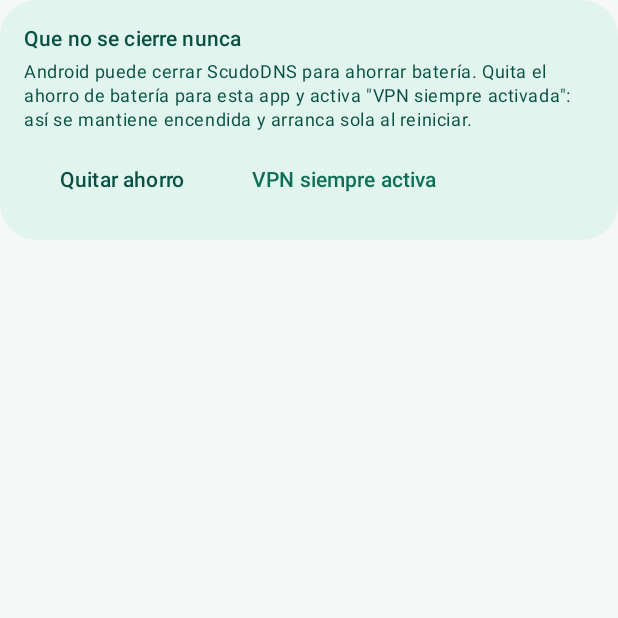
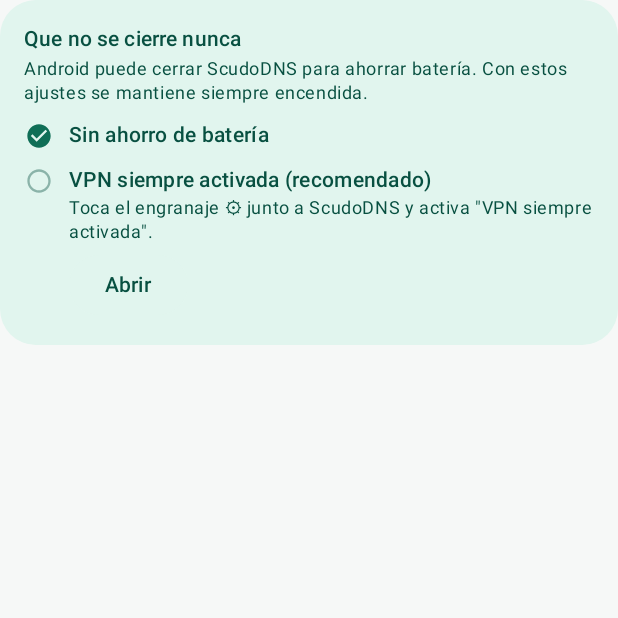
Before and after one commit to rehxio/ScudoDNS, an Android app built with Jetpack Compose: the composable KeepAliveCard shown on its own in the app's theme, on a phone screen of 412 x 824 dp, the top half of it. Run offline under Robolectric (Android 15) with nearby library versions, the phone set to English and light mode, and no system bars; network calls fail.

Commit message:
0.8.0: accesos directos para que no se cierre

```diff
--- a/app/build.gradle.kts
+++ b/app/build.gradle.kts
@@ -23,8 +23,8 @@ android {
         applicationId = "es.rehxio.scudo"
         minSdk = 26
         targetSdk = 35
-        versionCode = 9
-        versionName = "0.7.1"
+        versionCode = 10
+        versionName = "0.8.0"
 
         // Enlaces de "Acerca de". El de donaciones se configura en gradle.properties (scudo.donateUrl);
         // si está vacío, la sección de donativos no aparece en la app.
--- a/app/src/main/java/es/rehxio/scudo/ui/HomeTab.kt
+++ b/app/src/main/java/es/rehxio/scudo/ui/HomeTab.kt
@@ -87,7 +87,7 @@ fun HomeTab(vm: MainViewModel, onToggle: (Boolean) -> Unit, modifier: Modifier,
         item { StatusCard(running, total, stats, onToggle) }
         item { UpdateCard(vm) }
         privateDns?.let { name -> if (running) item { PrivateDnsWarning(name) } }
-        if (running && !keepAlive.batteryUnrestricted) item { KeepAliveCard() }
+        if (running && !keepAlive.complete) item { KeepAliveCard(keepAlive, onAutostartDone = vm::confirmAutostart) }
         if (running) item { DiagCard(diag) }
         item {
             Row(Modifier.padding(top = 14.dp, start = 4.dp, bottom = 2.dp), verticalAlignment = Alignment.Bottom) {
@@ -178,41 +178,6 @@ private fun StatusCard(running: Boolean, total: Int, stats: Triple<Long, Long, L
                     Text("${nf.format(failed)} consultas sin respuesta del DNS. Revisa los servidores en el botón DNS.",
                         style = MaterialTheme.typography.bodySmall)
                 }
-            }
-        }
-    }
-}
-
-/**
- * Pasos para que Android no cierre nunca la protección: quitar el ahorro de batería y
- * activar "VPN siempre activada". Desaparece sola cuando el ahorro de batería ya está quitado.
- */
-@Composable
-private fun KeepAliveCard() {
-    val cs = MaterialTheme.colorScheme
-    val ctx = LocalContext.current
-    fun open(intent: Intent) = runCatching { ctx.startActivity(intent.addFlags(Intent.FLAG_ACTIVITY_NEW_TASK)) }
-    Card(
-        shape = MaterialTheme.shapes.large,
-        colors = CardDefaults.cardColors(containerColor = cs.secondaryContainer, contentColor = cs.onSecondaryContainer),
-        modifier = Modifier.fillMaxWidth(),
-    ) {
-        Column(Modifier.padding(16.dp)) {
-            Text("Que no se cierre nunca", style = MaterialTheme.typography.titleSmall, fontWeight = FontWeight.SemiBold)
-            Spacer(Modifier.height(4.dp))
-            Text(
-                "Android puede cerrar ScudoDNS para ahorrar batería. Quita el ahorro de batería para esta app " +
-                    "y activa \"VPN siempre activada\": así se mantiene encendida y arranca sola al reiniciar." +
-                    if (Build.MANUFACTURER.equals("Xiaomi", ignoreCase = true))
-                        " En Xiaomi activa también Inicio automático en Ajustes → Apps → ScudoDNS." else "",
-                style = MaterialTheme.typography.bodySmall,
-            )
-            Spacer(Modifier.height(8.dp))
-            Row(horizontalArrangement = Arrangement.spacedBy(8.dp)) {
-                FilledTonalButton(onClick = {
-                    open(Intent(Settings.ACTION_REQUEST_IGNORE_BATTERY_OPTIMIZATIONS, Uri.parse("package:${ctx.packageName}")))
-                }) { Text("Quitar ahorro") }
-                TextButton(onClick = { open(Intent(Settings.ACTION_VPN_SETTINGS)) }) { Text("VPN siempre activa") }
             }
         }
     }
--- /dev/null
+++ b/app/src/main/java/es/rehxio/scudo/ui/KeepAliveCard.kt
@@ -0,0 +1,164 @@
+package es.rehxio.scudo.ui
+
+import android.content.ComponentName
+import android.content.Context
+import android.content.Intent
+import android.net.Uri
+import android.os.Build
+import android.provider.Settings
+import androidx.compose.foundation.layout.Arrangement
+import androidx.compose.foundation.layout.Column
+import androidx.compose.foundation.layout.Row
+import androidx.compose.foundation.layout.Spacer
+import androidx.compose.foundation.layout.fillMaxWidth
+import androidx.compose.foundation.layout.height
+import androidx.compose.foundation.layout.padding
+import androidx.compose.foundation.layout.size
+import androidx.compose.foundation.layout.width
+import androidx.compose.material.icons.Icons
+import androidx.compose.material.icons.filled.CheckCircle
+import androidx.compose.material.icons.outlined.Circle
+import androidx.compose.material3.Card
+import androidx.compose.material3.CardDefaults
+import androidx.compose.material3.FilledTonalButton
+import androidx.compose.material3.Icon
+import androidx.compose.material3.MaterialTheme
+import androidx.compose.material3.Text
+import androidx.compose.material3.TextButton
+import androidx.compose.runtime.Composable
+import androidx.compose.ui.Alignment
+import androidx.compose.ui.Modifier
+import androidx.compose.ui.platform.LocalContext
+import androidx.compose.ui.text.font.FontWeight
+import androidx.compose.ui.unit.dp
+
+/** Accesos directos a los ajustes del sistema que impiden que Android cierre la protección. */
+object SystemShortcuts {
+    val isXiaomi: Boolean
+        get() = Build.MANUFACTURER.equals("Xiaomi", ignoreCase = true) ||
+            Build.BRAND.lowercase() in setOf("xiaomi", "redmi", "poco")
+
+    /** Abre el primero de los ajustes que exista en este móvil. */
+    private fun openFirst(ctx: Context, vararg intents: Intent): Boolean {
+        for (i in intents) {
+            if (runCatching { ctx.startActivity(i.addFlags(Intent.FLAG_ACTIVITY_NEW_TASK)) }.isSuccess) return true
+        }
+        return false
+    }
+
+    private fun appDetails(ctx: Context) =
+        Intent(Settings.ACTION_APPLICATION_DETAILS_SETTINGS, Uri.parse("package:${ctx.packageName}"))
+
+    /** Diálogo de Android "¿Permitir que ScudoDNS se ejecute en segundo plano?", solo para esta app. */
+    fun battery(ctx: Context) = openFirst(
+        ctx,
+        Intent(Settings.ACTION_REQUEST_IGNORE_BATTERY_OPTIMIZATIONS, Uri.parse("package:${ctx.packageName}")),
+        appDetails(ctx),
+    )
+
+    /** Ahorro de batería propio de Xiaomi (HyperOS/MIUI), directamente en la ficha de ScudoDNS. */
+    fun xiaomiBattery(ctx: Context) = openFirst(
+        ctx,
+        Intent("miui.intent.action.HIDDEN_APPS_CONFIG_ACTIVITY")
+            .putExtra("package_name", ctx.packageName)
+            .putExtra("package_label", "ScudoDNS"),
+        appDetails(ctx),
+    )
+
+    /** En Xiaomi, la ficha de la app tiene el interruptor "Inicio automático" arriba del todo. */
+    fun xiaomiAutostart(ctx: Context) = openFirst(
+        ctx,
+        appDetails(ctx),
+        Intent().setComponent(ComponentName("com.miui.securitycenter",
+            "com.miui.permcenter.autostart.AutoStartManagementActivity")),
+    )
+
+    /** Lista de VPN de Android: Android no deja abrir directamente la ficha de una VPN concreta. */
+    fun vpn(ctx: Context) = openFirst(ctx, Intent(Settings.ACTION_VPN_SETTINGS), Intent(Settings.ACTION_WIRELESS_SETTINGS))
+}
+
+/**
+ * Lista de pasos para que la protección no se cierre nunca. Cada paso abre su ajuste
+ * y se marca como hecho en cuanto Android lo confirma (al volver a la app).
+ */
+@Composable
+fun KeepAliveCard(state: KeepAlive, onAutostartDone: () -> Unit) {
+    val cs = MaterialTheme.colorScheme
+    val ctx = LocalContext.current
+    Card(
+        shape = MaterialTheme.shapes.large,
+        colors = CardDefaults.cardColors(containerColor = cs.secondaryContainer, contentColor = cs.onSecondaryContainer),
+        modifier = Modifier.fillMaxWidth(),
+    ) {
+        Column(Modifier.padding(16.dp)) {
+            Text("Que no se cierre nunca", style = MaterialTheme.typography.titleSmall, fontWeight = FontWeight.SemiBold)
+            Spacer(Modifier.height(2.dp))
+            Text("Android puede cerrar ScudoDNS para ahorrar batería. Con estos ajustes se mantiene siempre encendida.",
+                style = MaterialTheme.typography.bodySmall)
+
+            Step(
+                done = state.batteryUnrestricted,
+                title = "Sin ahorro de batería",
+                hint = "Acepta el aviso para que ScudoDNS pueda funcionar en segundo plano.",
+                action = "Permitir",
+                onAction = { SystemShortcuts.battery(ctx) },
+                extra = if (state.isXiaomi) ("Ajuste de Xiaomi" to { SystemShortcuts.xiaomiBattery(ctx); Unit }) else null,
+            )
+            if (state.isXiaomi) Step(
+                done = state.autostartDone,
+                title = "Inicio automático",
+                hint = "Activa \"Inicio automático\" en la ficha de ScudoDNS y vuelve.",
+                action = "Abrir",
+                onAction = { SystemShortcuts.xiaomiAutostart(ctx) },
+                extra = "Ya lo he hecho" to onAutostartDone,
+            )
+            if (state.vpnAlwaysOn != null) Step(
+                done = state.vpnAlwaysOn,
+                title = "VPN siempre activada",
+                hint = "Toca el engranaje ⚙ junto a ScudoDNS y activa \"VPN siempre activada\".",
+                action = "Abrir",
+                onAction = { SystemShortcuts.vpn(ctx) },
+            ) else Step(
+                done = false,
+                title = "VPN siempre activada (recomendado)",
+                hint = "Toca el engranaje ⚙ junto a ScudoDNS y activa \"VPN siempre activada\".",
+                action = "Abrir",
+                onAction = { SystemShortcuts.vpn(ctx) },
+                unknown = true,
+            )
+        }
+    }
+}
+
+@Composable
+private fun Step(
+    done: Boolean,
+    title: String,
+    hint: String,
+    action: String,
+    onAction: () -> Unit,
+    extra: Pair<String, () -> Unit>? = null,
+    unknown: Boolean = false,
+) {
+    val cs = MaterialTheme.colorScheme
+    Spacer(Modifier.height(10.dp))
+    Row(verticalAlignment = Alignment.Top) {
+        Icon(
+            if (done) Icons.Filled.CheckCircle else Icons.Outlined.Circle, null,
+            Modifier.size(20.dp).padding(top = 1.dp),
+            tint = if (done) cs.primary else cs.onSecondaryContainer.copy(alpha = if (unknown) 0.4f else 0.7f),
+        )
+        Spacer(Modifier.width(10.dp))
+        Column(Modifier.weight(1f)) {
+            Text(title, style = MaterialTheme.typography.bodyMedium, fontWeight = FontWeight.Medium)
+            if (!done) {
+                Text(hint, style = MaterialTheme.typography.bodySmall)
+                Spacer(Modifier.height(4.dp))
+                Row(horizontalArrangement = Arrangement.spacedBy(8.dp)) {
+                    FilledTonalButton(onClick = onAction) { Text(action) }
+                    extra?.let { (label, f) -> TextButton(onClick = f) { Text(label) } }
+                }
+            }
+        }
+    }
+}
--- a/app/src/main/java/es/rehxio/scudo/ui/MainViewModel.kt
+++ b/app/src/main/java/es/rehxio/scudo/ui/MainViewModel.kt
@@ -21,8 +21,19 @@ import android.content.Context
 import es.rehxio.scudo.update.AppUpdater
 import es.rehxio.scudo.update.UpdateState
 
-/** Lo que hace falta para que Android no cierre la protección. */
-data class KeepAlive(val batteryUnrestricted: Boolean)
+/**
+ * Lo que hace falta para que Android no cierre la protección.
+ * [vpnAlwaysOn] es null si no se puede saber; [autostartDone] solo se usa en Xiaomi, donde no hay forma
+ * de comprobarlo y el usuario lo marca a mano.
+ */
+data class KeepAlive(
+    val batteryUnrestricted: Boolean = true,
+    val vpnAlwaysOn: Boolean? = null,
+    val isXiaomi: Boolean = false,
+    val autostartDone: Boolean = true,
+) {
+    val complete get() = batteryUnrestricted && vpnAlwaysOn != false && (!isXiaomi || autostartDone)
+}
 
 /** Estado de la pestaña Registro. */
 data class LogState(
@@ -60,13 +71,26 @@ class MainViewModel(app: Application) : AndroidViewModel(app) {
     fun setVisible(v: Boolean) { visible.value = v }
 
     /** Si Android puede cerrar la app para ahorrar batería (null = no se sabe). */
-    private val _keepAlive = MutableStateFlow(KeepAlive(batteryUnrestricted = true))
+    private val _keepAlive = MutableStateFlow(KeepAlive())
     val keepAlive: StateFlow<KeepAlive> = _keepAlive
 
     private fun keepAliveStatus(): KeepAlive {
         val app = getApplication<Application>()
         val pm = app.getSystemService(PowerManager::class.java)
-        return KeepAlive(batteryUnrestricted = pm?.isIgnoringBatteryOptimizations(app.packageName) ?: true)
+        return KeepAlive(
+            batteryUnrestricted = pm?.isIgnoringBatteryOptimizations(app.packageName) ?: true,
+            vpnAlwaysOn = ScudoVpnService.alwaysOn(),
+            isXiaomi = SystemShortcuts.isXiaomi,
+            autostartDone = app.getSharedPreferences("scudo", android.content.Context.MODE_PRIVATE)
+                .getBoolean("autostartDone", false),
+        )
+    }
+
+    /** En Xiaomi no se puede comprobar el inicio automático: el usuario confirma que lo ha activado. */
+    fun confirmAutostart() {
+        getApplication<Application>().getSharedPreferences("scudo", android.content.Context.MODE_PRIVATE)
+            .edit().putBoolean("autostartDone", true).apply()
+        _keepAlive.value = keepAliveStatus()
     }
 
     private val _logState = MutableStateFlow(LogState())
--- a/app/src/main/java/es/rehxio/scudo/vpn/ScudoVpnService.kt
+++ b/app/src/main/java/es/rehxio/scudo/vpn/ScudoVpnService.kt
@@ -516,7 +516,13 @@ class ScudoVpnService : VpnService() {
         stopSelf()
     }
 
+    override fun onCreate() {
+        super.onCreate()
+        current = this
+    }
+
     override fun onDestroy() {
+        if (current === this) current = null
         stopVpn()
         super.onDestroy()
     }
@@ -536,6 +542,15 @@ class ScudoVpnService : VpnService() {
         private const val DNS_ADDR4 = "10.111.222.2"
         private const val TUN_ADDR6 = "fd00:6573:6375::1"
         private const val DNS_ADDR6 = "fd00:6573:6375::2"
+
+        @Volatile private var current: ScudoVpnService? = null
+
+        /**
+         * Si "VPN siempre activada" está puesta para ScudoDNS. null si no se puede saber
+         * (Android 9 o anterior, o la protección está apagada).
+         */
+        fun alwaysOn(): Boolean? =
+            if (Build.VERSION.SDK_INT >= 29) current?.takeIf { it.tun != null }?.isAlwaysOn else null
 
         private val _running = MutableStateFlow(false)
         val running: StateFlow<Boolean> = _running
```
Also changed, not shown: 2 other files.
